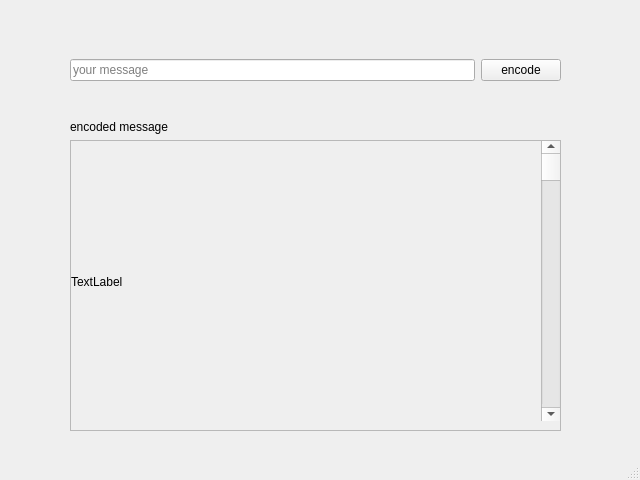
erradelt/OTP, file utp-encoder.ui: the form before one commit.
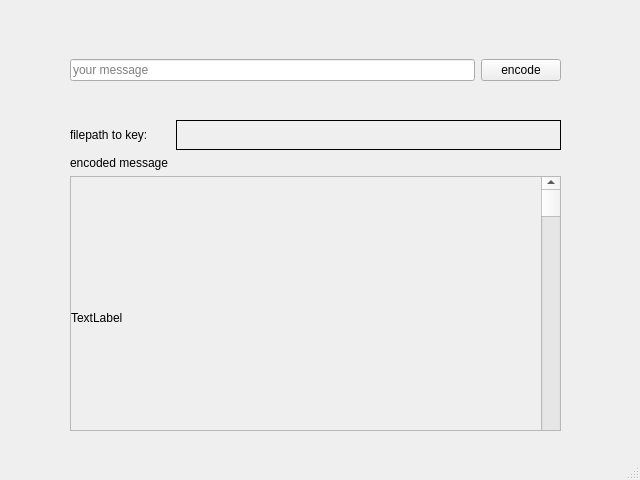
The form after the commit.

Diff of the .ui file:
```diff
--- a/utp-encoder.ui
+++ b/utp-encoder.ui
@@ -53,6 +53,42 @@
      </rect>
     </property>
     <layout class="QVBoxLayout" name="verticalLayout">
+     <item>
+      <layout class="QHBoxLayout" name="horizontalLayout_2">
+       <item>
+        <widget class="QLabel" name="label_4">
+         <property name="minimumSize">
+          <size>
+           <width>0</width>
+           <height>30</height>
+          </size>
+         </property>
+         <property name="maximumSize">
+          <size>
+           <width>100</width>
+           <height>50</height>
+          </size>
+         </property>
+         <property name="lineWidth">
+          <number>1</number>
+         </property>
+         <property name="text">
+          <string>filepath to key:</string>
+         </property>
+        </widget>
+       </item>
+       <item>
+        <widget class="QLabel" name="label_3">
+         <property name="frameShape">
+          <enum>QFrame::Box</enum>
+         </property>
+         <property name="text">
+          <string/>
+         </property>
+        </widget>
+       </item>
+      </layout>
+     </item>
      <item>
       <widget class="QLabel" name="label">
        <property name="text">
@@ -71,7 +107,7 @@
           <x>0</x>
           <y>0</y>
           <width>483</width>
-          <height>281</height>
+          <height>243</height>
          </rect>
         </property>
         <widget class="QScrollBar" name="verticalScrollBar">
```
